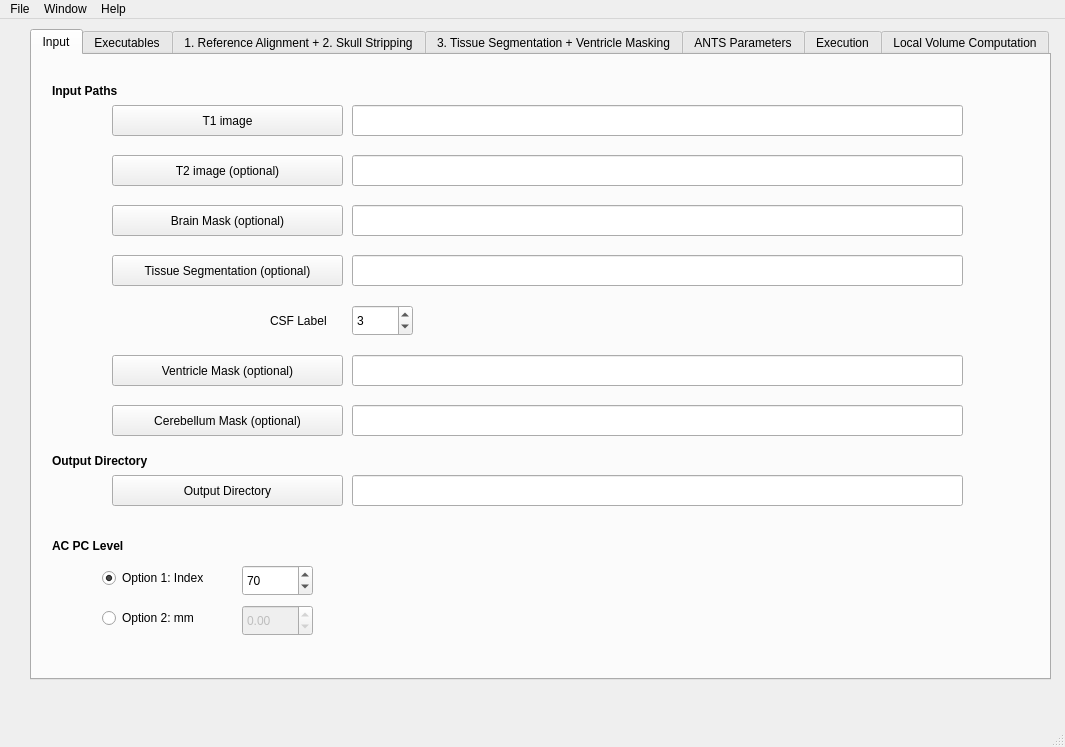
First picture: the form in src/app/csfwindow.ui, repository NIRALUser/auto_EACSF, before the edit.
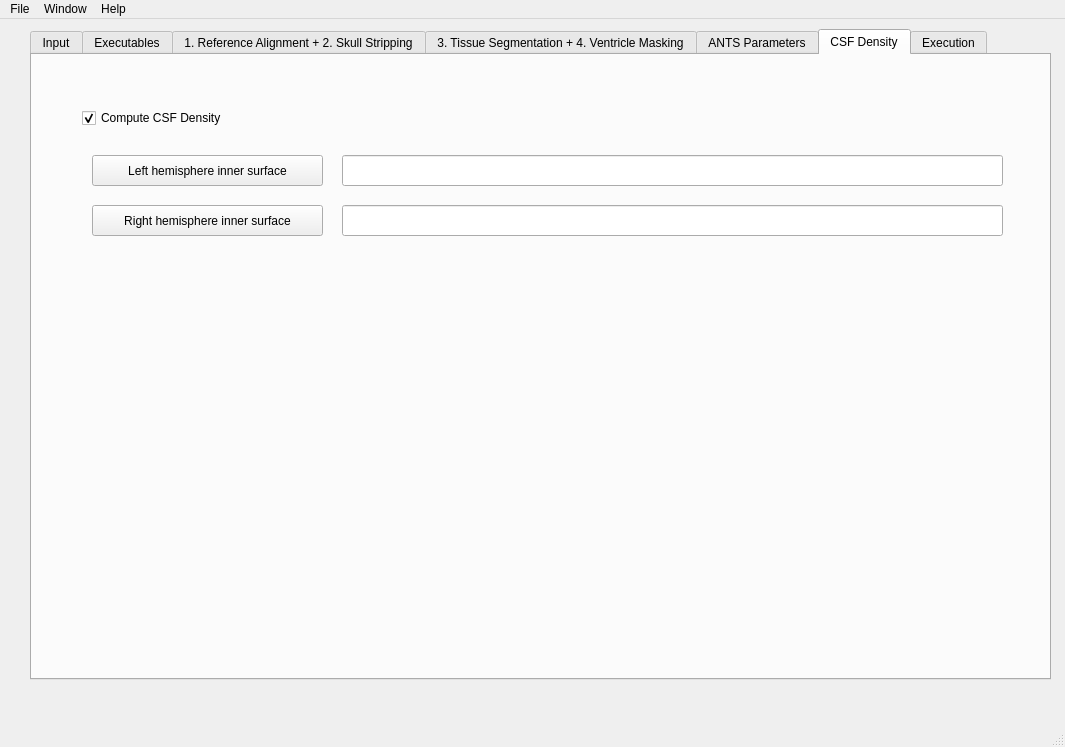
Second picture: the form after the edit.

Commit message: ENH: Adding CSF Density pipeline

The edit to the form file:
```diff
--- a/src/app/csfwindow.ui
+++ b/src/app/csfwindow.ui
@@ -24,7 +24,7 @@
      </rect>
     </property>
     <property name="currentIndex">
-     <number>0</number>
+     <number>5</number>
     </property>
     <widget class="QWidget" name="tab_input">
      <attribute name="title">
@@ -552,7 +552,7 @@
     </widget>
     <widget class="QWidget" name="tab_TissueSeg">
      <attribute name="title">
-      <string>3. Tissue Segmentation + Ventricle Masking</string>
+      <string>3. Tissue Segmentation + 4. Ventricle Masking</string>
      </attribute>
      <widget class="QCheckBox" name="checkBox_TissueSeg">
       <property name="geometry">
@@ -1041,6 +1041,76 @@
       </item>
      </widget>
     </widget>
+    <widget class="QWidget" name="tab_CSFDensity">
+     <attribute name="title">
+      <string>CSF Density</string>
+     </attribute>
+     <widget class="QCheckBox" name="checkBox_CSFDensity">
+      <property name="geometry">
+       <rect>
+        <x>50</x>
+        <y>50</y>
+        <width>381</width>
+        <height>26</height>
+       </rect>
+      </property>
+      <property name="contextMenuPolicy">
+       <enum>Qt::PreventContextMenu</enum>
+      </property>
+      <property name="text">
+       <string>Compute CSF Density</string>
+      </property>
+      <property name="checked">
+       <bool>true</bool>
+      </property>
+     </widget>
+     <widget class="QLineEdit" name="lineEdit_LH_inner">
+      <property name="geometry">
+       <rect>
+        <x>310</x>
+        <y>100</y>
+        <width>661</width>
+        <height>31</height>
+       </rect>
+      </property>
+     </widget>
+     <widget class="QPushButton" name="pushButton_LH_inner">
+      <property name="geometry">
+       <rect>
+        <x>60</x>
+        <y>100</y>
+        <width>231</width>
+        <height>31</height>
+       </rect>
+      </property>
+      <property name="text">
+       <string>Left hemisphere inner surface</string>
+      </property>
+     </widget>
+     <widget class="QLineEdit" name="lineEdit_RH_inner">
+      <property name="geometry">
+       <rect>
+        <x>310</x>
+        <y>150</y>
+        <width>661</width>
+        <height>31</height>
+       </rect>
+      </property>
+     </widget>
+     <widget class="QPushButton" name="pushButton_RH_inner">
+      <property name="geometry">
+       <rect>
+        <x>60</x>
+        <y>150</y>
+        <width>231</width>
+        <height>31</height>
+       </rect>
+      </property>
+      <property name="text">
+       <string>Right hemisphere inner surface</string>
+      </property>
+     </widget>
+    </widget>
     <widget class="QWidget" name="tab_Execution">
      <attribute name="title">
       <string>Execution</string>
@@ -1125,11 +1195,6 @@
       </property>
      </widget>
     </widget>
-    <widget class="QWidget" name="tab">
-     <attribute name="title">
-      <string>Local Volume Computation</string>
-     </attribute>
-    </widget>
    </widget>
   </widget>
   <widget class="QMenuBar" name="menubar">
```
The commit also changes 2 other files.
